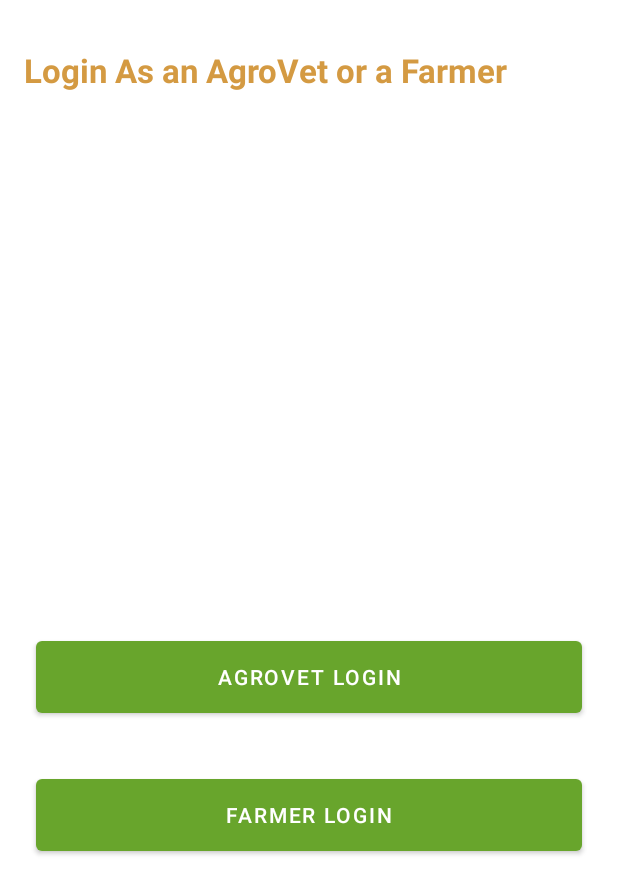
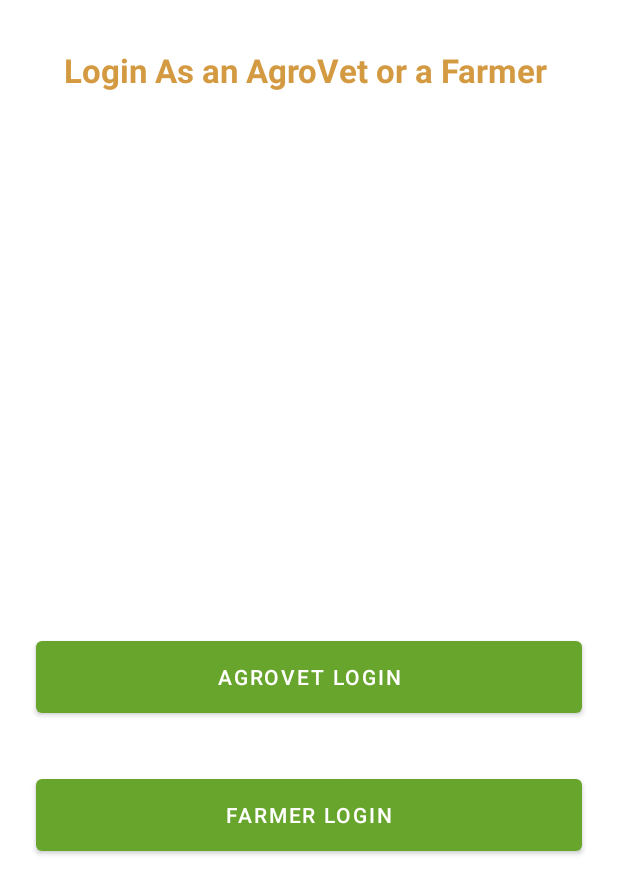
Before and after one commit to MuindiStephen/eAgriWallet-App, an Android app: the screen it shows after launch (MainActivity), after a tap on "Login", on a phone screen of 412 x 824 dp. Shown: the top 894 px of the screen. Run offline under Robolectric (Android 15) with nearby library versions, the phone set to English and light mode, and no system bars; our stand-ins replace Firebase (no records; nobody signed in at launch, a user with empty details on screens opened directly).

```diff
--- a/app/src/main/res/layout/fragment_login_user_type.xml
+++ b/app/src/main/res/layout/fragment_login_user_type.xml
@@ -1,9 +1,9 @@
 <?xml version="1.0" encoding="utf-8"?>
 <androidx.constraintlayout.widget.ConstraintLayout xmlns:android="http://schemas.android.com/apk/res/android"
+    xmlns:app="http://schemas.android.com/apk/res-auto"
     xmlns:tools="http://schemas.android.com/tools"
     android:layout_width="match_parent"
     android:layout_height="match_parent"
-    xmlns:app="http://schemas.android.com/apk/res-auto"
     tools:context=".ui.main.LoginUserTypeFragment">
 
 
@@ -11,13 +11,14 @@
         android:id="@+id/textView4"
         android:layout_width="match_parent"
         android:layout_height="wrap_content"
+        android:layout_marginStart="16dp"
         android:layout_marginTop="32dp"
+        android:layout_marginEnd="16dp"
+        android:gravity="center"
+        android:text="Login As an AgroVet or a Farmer "
+        android:textColor="@color/gold"
+        android:textSize="22sp"
         android:textStyle="bold"
-        android:textSize="22sp"
-        android:textColor="@color/gold"
-        android:layout_marginStart="16dp"
-        android:layout_marginEnd="16dp"
-        android:text="Login As an AgroVet or a Farmer "
         app:layout_constraintEnd_toEndOf="parent"
         app:layout_constraintStart_toStartOf="parent"
         app:layout_constraintTop_toTopOf="parent" />
--- a/app/src/main/res/layout/fragment_splash.xml
+++ b/app/src/main/res/layout/fragment_splash.xml
@@ -19,5 +19,5 @@
         app:layout_constraintHorizontal_bias="0.5"
         app:layout_constraintStart_toStartOf="parent"
         app:layout_constraintTop_toTopOf="parent"
-        app:layout_constraintVertical_bias="0.497" />
+        app:layout_constraintVertical_bias="0.5" />
 </androidx.constraintlayout.widget.ConstraintLayout>
```
Also changed, not shown: app/src/main/java/com/example/farming/ui/main/DashboardFragment.kt (+5 -15 lines).
